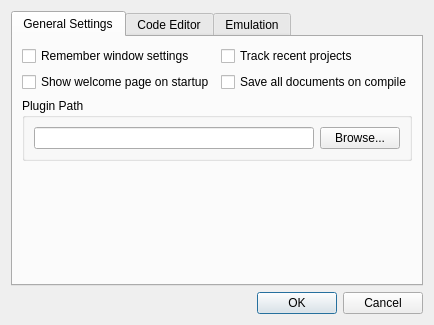
Qt form environmentsettingsdialog.ui (christopherpow/nesicide) before a commit.
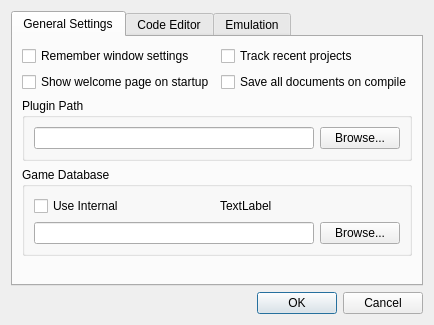
The same form after that commit. The open tabs and pages were chosen to show the change. Icons and pictures are not drawn.

```diff
--- a/environmentsettingsdialog.ui
+++ b/environmentsettingsdialog.ui
@@ -13,8 +13,8 @@
   <property name="windowTitle">
    <string>Environment Settings</string>
   </property>
-  <layout class="QVBoxLayout" name="verticalLayout">
-   <item>
+  <layout class="QGridLayout" name="gridLayout_2">
+   <item row="0" column="0">
     <widget class="QTabWidget" name="tabWidget">
      <property name="currentIndex">
       <number>0</number>
@@ -38,7 +38,7 @@
          </property>
         </widget>
        </item>
-       <item row="3" column="0" colspan="2">
+       <item row="4" column="0" colspan="2">
         <spacer name="verticalSpacer">
          <property name="orientation">
           <enum>Qt::Vertical</enum>
@@ -88,6 +88,55 @@
          </layout>
         </widget>
        </item>
+       <item row="3" column="0" colspan="2">
+        <widget class="QGroupBox" name="groupBox_3">
+         <property name="title">
+          <string>Game Database</string>
+         </property>
+         <layout class="QGridLayout" name="gridLayout_4">
+          <item row="2" column="0" colspan="2">
+           <layout class="QHBoxLayout" name="horizontalLayout_2">
+            <item>
+             <widget class="QLineEdit" name="GameDatabasePathEdit">
+              <property name="readOnly">
+               <bool>true</bool>
+              </property>
+             </widget>
+            </item>
+            <item>
+             <widget class="QPushButton" name="GameDatabasePathButton">
+              <property name="text">
+               <string>Browse...</string>
+              </property>
+              <property name="icon">
+               <iconset resource="resource.qrc">
+                <normaloff>:/resources/document-open.svg</normaloff>:/resources/document-open.svg</iconset>
+              </property>
+             </widget>
+            </item>
+           </layout>
+          </item>
+          <item row="1" column="0" colspan="2">
+           <layout class="QHBoxLayout" name="horizontalLayout_3">
+            <item>
+             <widget class="QCheckBox" name="useInternalDB">
+              <property name="text">
+               <string>Use Internal</string>
+              </property>
+             </widget>
+            </item>
+            <item>
+             <widget class="QLabel" name="GameDatabase">
+              <property name="text">
+               <string>TextLabel</string>
+              </property>
+             </widget>
+            </item>
+           </layout>
+          </item>
+         </layout>
+        </widget>
+       </item>
       </layout>
      </widget>
      <widget class="QWidget" name="tab_2">
```
Left out of the diff: 52 changed lines with no effect on the pictures.
